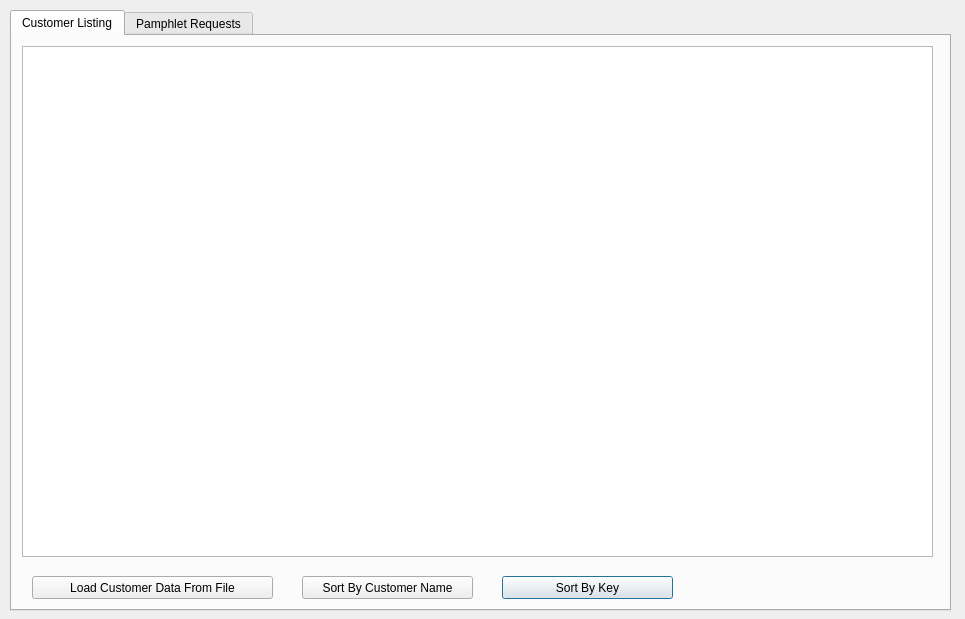
First picture: the form in iCyberSecurity-master/iCyberSecurity-master/iCyberSecurity/adminpage.ui, repository shatfield4/iCyberSecurity, before the edit.
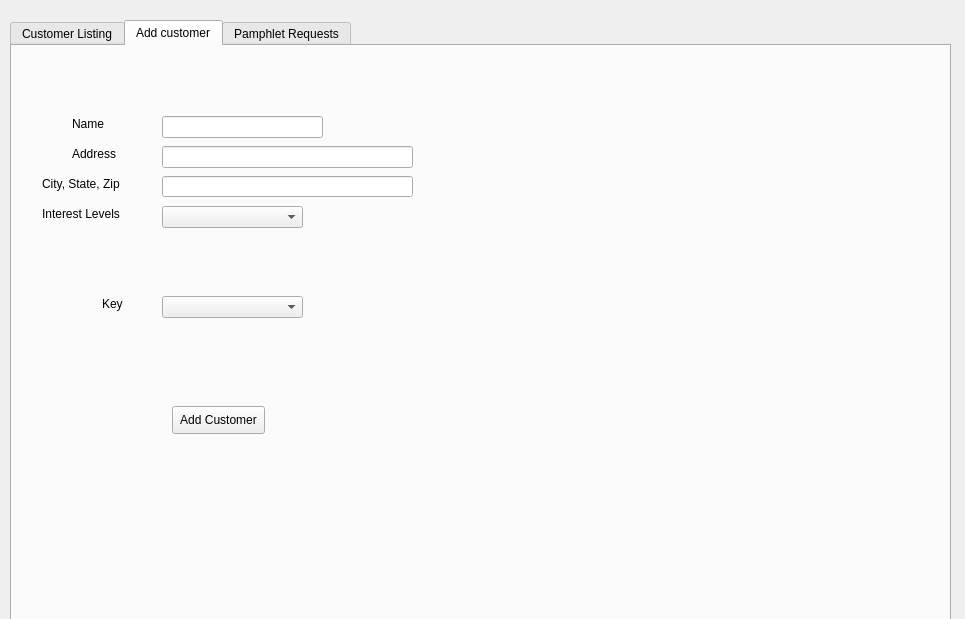
Second picture: the form after the edit.

Commit message: Added addCustomer. Added help buttons.

Patch:
```diff
--- a/iCyberSecurity-master/iCyberSecurity-master/iCyberSecurity/adminpage.ui
+++ b/iCyberSecurity-master/iCyberSecurity-master/iCyberSecurity/adminpage.ui
@@ -17,13 +17,13 @@
    <property name="geometry">
     <rect>
      <x>10</x>
-     <y>10</y>
+     <y>20</y>
      <width>941</width>
      <height>601</height>
     </rect>
    </property>
    <property name="currentIndex">
-    <number>0</number>
+    <number>1</number>
    </property>
    <widget class="QWidget" name="tab">
     <attribute name="title">
@@ -78,6 +78,152 @@
       <string>Sort By Customer Name</string>
      </property>
     </widget>
+    <widget class="QPushButton" name="pushButton_3">
+     <property name="geometry">
+      <rect>
+       <x>890</x>
+       <y>540</y>
+       <width>41</width>
+       <height>28</height>
+      </rect>
+     </property>
+     <property name="text">
+      <string>Help</string>
+     </property>
+    </widget>
+   </widget>
+   <widget class="QWidget" name="tabAddCustomer">
+    <attribute name="title">
+     <string>Add customer</string>
+    </attribute>
+    <widget class="QLabel" name="label">
+     <property name="geometry">
+      <rect>
+       <x>60</x>
+       <y>70</y>
+       <width>55</width>
+       <height>16</height>
+      </rect>
+     </property>
+     <property name="text">
+      <string>Name</string>
+     </property>
+    </widget>
+    <widget class="QLabel" name="label_2">
+     <property name="geometry">
+      <rect>
+       <x>60</x>
+       <y>100</y>
+       <width>55</width>
+       <height>16</height>
+      </rect>
+     </property>
+     <property name="text">
+      <string>Address</string>
+     </property>
+    </widget>
+    <widget class="QLabel" name="label_3">
+     <property name="geometry">
+      <rect>
+       <x>30</x>
+       <y>130</y>
+       <width>91</width>
+       <height>16</height>
+      </rect>
+     </property>
+     <property name="text">
+      <string>City, State, Zip</string>
+     </property>
+    </widget>
+    <widget class="QLabel" name="label_4">
+     <property name="geometry">
+      <rect>
+       <x>30</x>
+       <y>160</y>
+       <width>91</width>
+       <height>16</height>
+      </rect>
+     </property>
+     <property name="text">
+      <string>Interest Levels</string>
+     </property>
+    </widget>
+    <widget class="QLabel" name="label_5">
+     <property name="geometry">
+      <rect>
+       <x>90</x>
+       <y>250</y>
+       <width>31</width>
+       <height>16</height>
+      </rect>
+     </property>
+     <property name="text">
+      <string>Key</string>
+     </property>
+    </widget>
+    <widget class="QLineEdit" name="lineEditName">
+     <property name="geometry">
+      <rect>
+       <x>150</x>
+       <y>70</y>
+       <width>161</width>
+       <height>22</height>
+      </rect>
+     </property>
+    </widget>
+    <widget class="QLineEdit" name="lineEditAddress">
+     <property name="geometry">
+      <rect>
+       <x>150</x>
+       <y>100</y>
+       <width>251</width>
+       <height>22</height>
+      </rect>
+     </property>
+    </widget>
+    <widget class="QLineEdit" name="lineEdditAddress2">
+     <property name="geometry">
+      <rect>
+       <x>150</x>
+       <y>130</y>
+       <width>251</width>
+       <height>21</height>
+      </rect>
+     </property>
+    </widget>
+    <widget class="QPushButton" name="buttonAddCustomer">
+     <property name="geometry">
+      <rect>
+       <x>160</x>
+       <y>360</y>
+       <width>93</width>
+       <height>28</height>
+      </rect>
+     </property>
+     <property name="text">
+      <string>Add Customer</string>
+     </property>
+    </widget>
+    <widget class="QComboBox" name="comboInterest">
+     <property name="geometry">
+      <rect>
+       <x>150</x>
+       <y>160</y>
+       <width>141</width>
+       <height>22</height>
+      </rect>
+     </property>
+    </widget>
+    <widget class="QComboBox" name="comboKey">
+     <property name="geometry">
+      <rect>
+       <x>150</x>
+       <y>250</y>
+       <width>141</width>
+       <height>22</height>
+      </rect>
+     </property>
+    </widget>
    </widget>
    <widget class="QWidget" name="tab_2">
     <attribute name="title">
```
Left out of the diff: 13 changed lines with no effect on the pictures. The commit also changes 7 other files.
